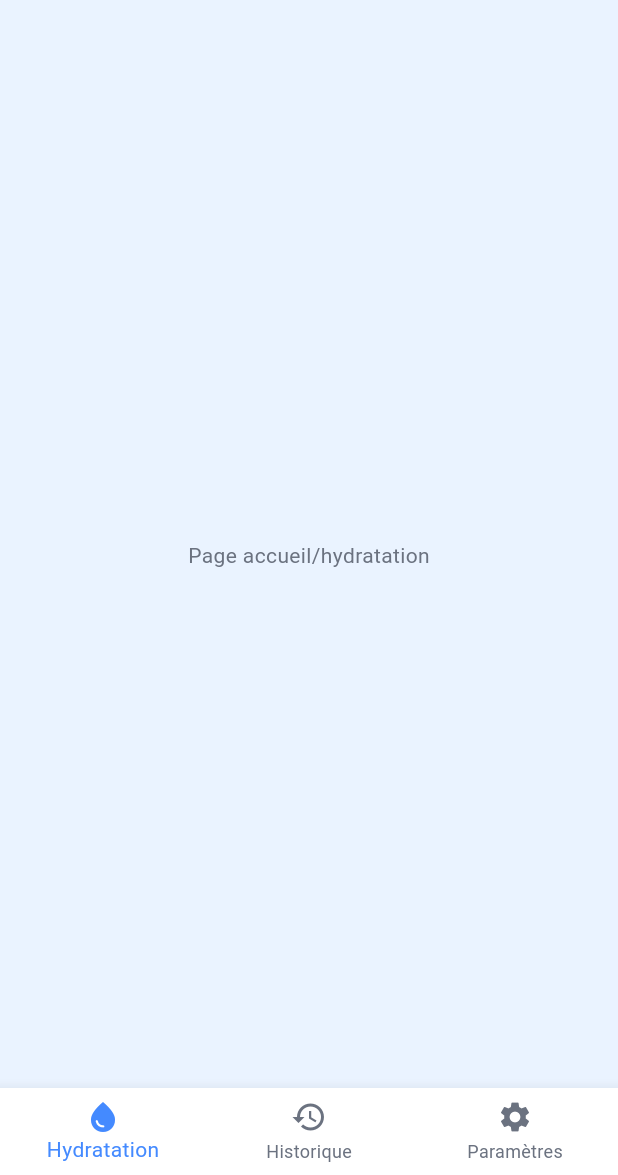
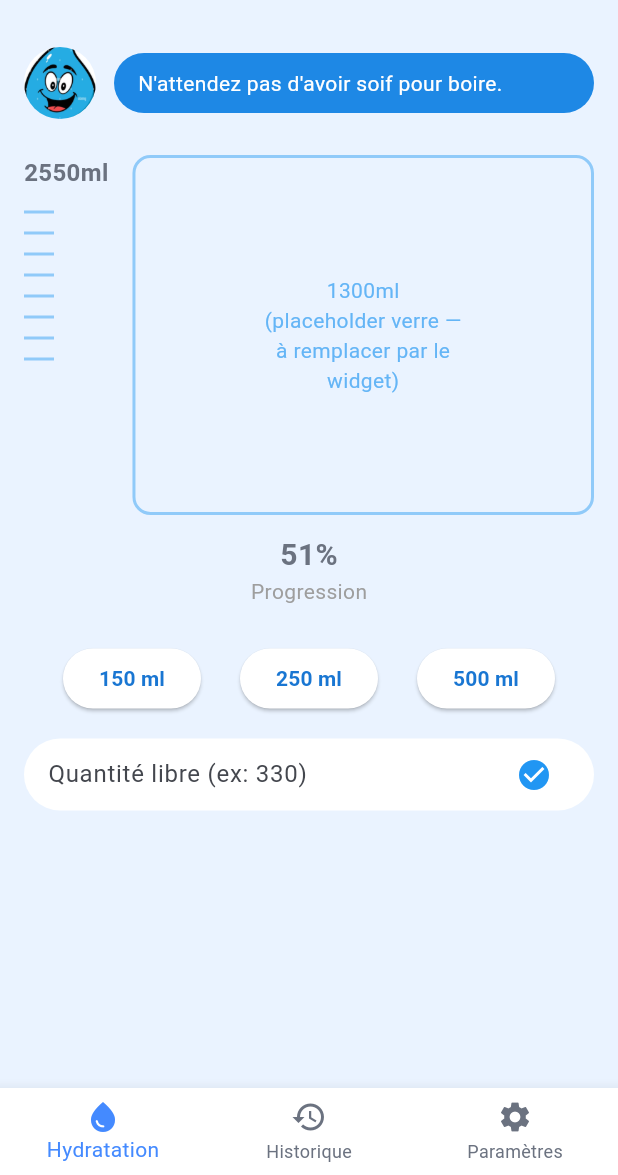
Before and after one commit to yamariel/water-reminder_ffsc, a Flutter app: the screen it shows after launch, on a phone screen of 412 x 824 dp, the part 61-1236 px from its top. Run offline on Flutter 3.47's test engine with Material 3 defaults, Android fonts, the phone set to English and light mode, and no system bars; our stand-ins replace flutter_riverpod, shared_preferences.

Commit message:
wip: sauvegarde avant merge

```diff
--- a/lib/features/hydration/presentation/pages/home_page.dart
+++ b/lib/features/hydration/presentation/pages/home_page.dart
@@ -1,13 +1,208 @@
 import 'package:flutter/material.dart';
 
-class HomePage extends StatelessWidget {
+
+class HomePage extends StatefulWidget {
   const HomePage({super.key});
+
+  @override
+  State<HomePage> createState() => _HomePageState();
+}
+
+class _HomePageState extends State<HomePage> {
+
+
+  int currentAmountMl = 1300; // quantité déjà bue aujourd'hui
+  int goalAmountMl = 2550; // objectif journalier
+  final TextEditingController _freeAmountController = TextEditingController();
+
+
+  double get progressPercent =>
+      (currentAmountMl / goalAmountMl).clamp(0.0, 1.0) * 100;
+
+
+  void _addWater(int amountMl) {
+    setState(() {
+      currentAmountMl += amountMl;
+    });
+
+  }
+
+  @override
+  void dispose() {
+    _freeAmountController.dispose();
+    super.dispose();
+  }
 
   @override
   Widget build(BuildContext context) {
     return Scaffold(
       appBar: AppBar(title: const Text('WaterReminder')),
-      body: const Center(child: Text('Page accueil/hydratation')),
+      body: SafeArea(
+        child: SingleChildScrollView(
+          padding: const EdgeInsets.all(16),
+          child: Column(
+            crossAxisAlignment: CrossAxisAlignment.stretch,
+            children: [
+              _buildHeader(),
+              const SizedBox(height: 24),
+              _buildGraduationAndGlass(),
+              const SizedBox(height: 12),
+              _buildProgressLabel(),
+              const SizedBox(height: 24),
+              _buildQuickAmountButtons(),
+              const SizedBox(height: 16),
+              _buildFreeAmountField(),
+            ],
+          ),
+        ),
+      ),
+    );
+  }
+
+
+  Widget _buildHeader() {
+    return Row(
+      children: [
+
+        const CircleAvatar(
+          radius: 24,
+          backgroundColor: Colors.transparent,
+          backgroundImage: AssetImage('assets/images/goutte.jpg'),
+        ),
+
+        const SizedBox(width: 12),
+        // Bulle de texte façon "speech bubble"
+        Expanded(
+          child: Container(
+            padding: const EdgeInsets.symmetric(horizontal: 16, vertical: 10),
+            decoration: BoxDecoration(
+              color: Colors.blue.shade600,
+              borderRadius: BorderRadius.circular(20),
+            ),
+            child: const Text(
+              "N'attendez pas d'avoir soif pour boire.",
+              style: TextStyle(color: Colors.white),
+            ),
+          ),
+        ),
+      ],
+    );
+  }
+
+
+
+  Widget _buildGraduationAndGlass() {
+    return Row(
+      crossAxisAlignment: CrossAxisAlignment.start,
+      children: [
+        // Règle graduée à gauche
+        Column(
+          crossAxisAlignment: CrossAxisAlignment.start,
+          children: [
+            Text(
+              '${goalAmountMl}ml',
+              style: const TextStyle(fontWeight: FontWeight.bold, fontSize: 16),
+            ),
+            const SizedBox(height: 8),
+            // 8 petits traits de graduation
+            ...List.generate(
+              8,
+              (index) => Padding(
+                padding: const EdgeInsets.symmetric(vertical: 6),
+                child: Container(width: 20, height: 2, color: Colors.blue.shade200),
+              ),
+            ),
+          ],
+        ),
+        const SizedBox(width: 16),
+
+        Expanded(
+          child: Container(
+            height: 240,
+            decoration: BoxDecoration(
+              border: Border.all(color: Colors.blue.shade200, width: 2),
+              borderRadius: BorderRadius.circular(12),
+            ),
+            alignment: Alignment.center,
+            child: Text(
+              '${currentAmountMl}ml\n(placeholder verre —\nà remplacer par le\nwidget)',
+              textAlign: TextAlign.center,
+              style: TextStyle(color: Colors.blue.shade300),
+            ),
+          ),
+        ),
+      ],
+    );
+  }
+
+
+  Widget _buildProgressLabel() {
+    return Column(
+      children: [
+        Text(
+          '${progressPercent.toStringAsFixed(0)}%',
+          style: const TextStyle(fontSize: 20, fontWeight: FontWeight.bold),
+        ),
+        const Text('Progression', style: TextStyle(color: Colors.grey)),
+      ],
+    );
+  }
+
+
+  Widget _buildQuickAmountButtons() {
+
+    const quickAmounts = [150, 250, 500];
+
+    return Row(
+      mainAxisAlignment: MainAxisAlignment.spaceEvenly,
+      children: quickAmounts.map((amount) {
+        return ElevatedButton(
+          onPressed: () => _addWater(amount),
+          style: ElevatedButton.styleFrom(
+            backgroundColor: Colors.white,
+            foregroundColor: Colors.blue.shade700,
+            shape: RoundedRectangleBorder(
+              borderRadius: BorderRadius.circular(20),
+            ),
+          ),
+          child: Text('${amount} ml'),
+        );
+      }).toList(),
+    );
+  }
+
+
+  Widget _buildFreeAmountField() {
+    return Container(
+      padding: const EdgeInsets.symmetric(horizontal: 16),
+      decoration: BoxDecoration(
+        color: Colors.white,
+        borderRadius: BorderRadius.circular(24),
+      ),
+      child: Row(
+        children: [
+          Expanded(
+            child: TextField(
+              controller: _freeAmountController,
+              keyboardType: TextInputType.number,
+              decoration: const InputDecoration(
+                hintText: 'Quantité libre (ex: 330)',
+                border: InputBorder.none,
+              ),
+            ),
+          ),
+          IconButton(
+            icon: const Icon(Icons.check_circle, color: Colors.blue),
+            onPressed: () {
+              final value = int.tryParse(_freeAmountController.text);
+              if (value != null && value > 0) {
+                _addWater(value);
+                _freeAmountController.clear();
+              }
+            },
+          ),
+        ],
+      ),
     );
   }
 }
--- a/pubspec.yaml
+++ b/pubspec.yaml
@@ -25,3 +25,5 @@ dev_dependencies:
 
 flutter:
   uses-material-design: true
+  assets:
+    - assets/images/goutte.jpg
```
Also changed, not shown: assets/images/goutte.jpg (added).
